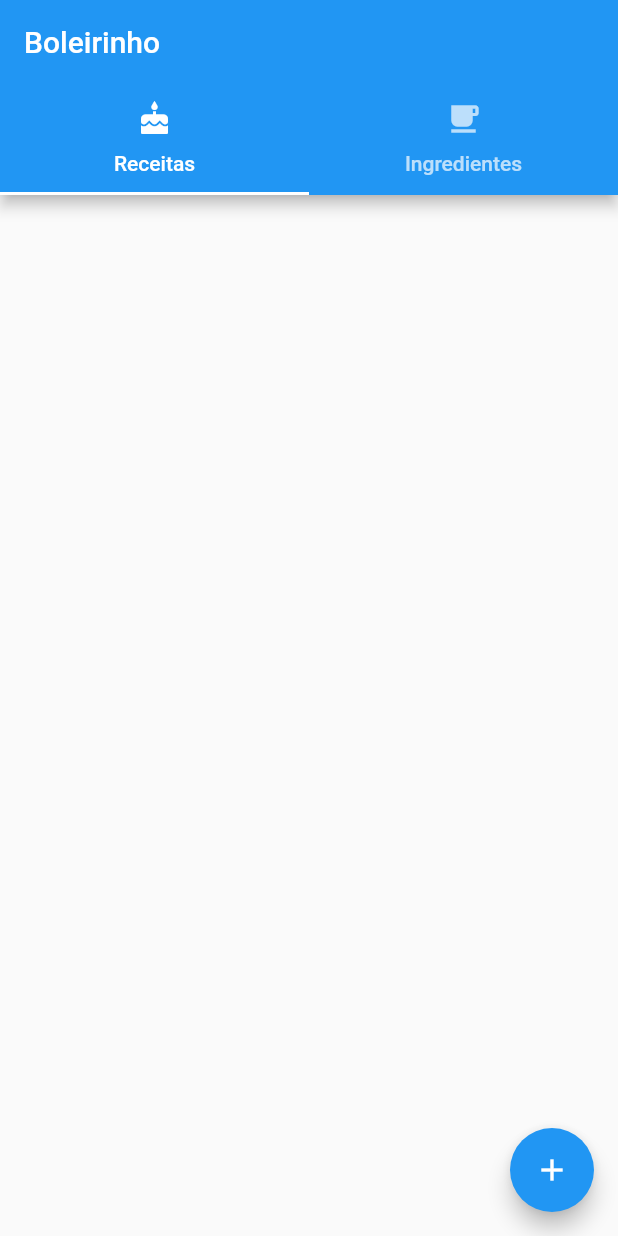
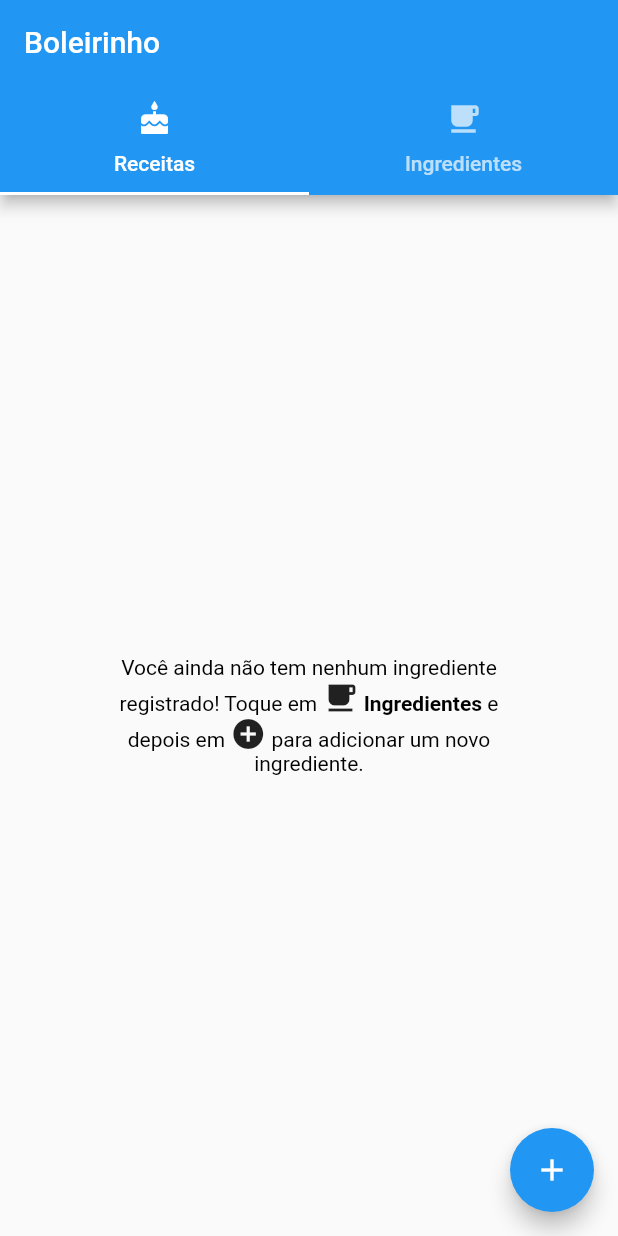
Before and after one commit to Cafezinhu/boleirinhoApp, a Flutter app: the screen it shows after launch, on a phone screen of 412 x 824 dp. Run offline on Flutter 3.47's test engine with Material 2 defaults, Android fonts, the phone set to English and light mode, and no system bars; our stand-ins replace sqflite; accounts and stored records are empty.

Commit message:
Textos na tela que indicam ao usuário para aidicionar a primeira receita ou o primeiro ingrediente

```diff
--- /dev/null
+++ b/lib/components/richtext/add_ingrediente_tela_receita.dart
@@ -0,0 +1,33 @@
+import 'package:flutter/material.dart';
+
+class TextoAdicionarIngredienteTelaReceita extends StatelessWidget {
+  @override
+  Widget build(BuildContext context) {
+    return Center(
+      child: FractionallySizedBox(
+        widthFactor: 0.7,
+        alignment: Alignment.center,
+        child: RichText(
+          textAlign: TextAlign.center,
+          text: TextSpan(style: TextStyle(color: Colors.black), children: [
+            TextSpan(
+                text:
+                    "Você ainda não tem nenhum ingrediente registrado! Toque em "),
+            WidgetSpan(
+              child: Icon(Icons.local_cafe),
+            ),
+            TextSpan(
+              text: " Ingredientes",
+              style: TextStyle(fontWeight: FontWeight.bold),
+            ),
+            TextSpan(text: " e depois em "),
+            WidgetSpan(
+              child: Icon(Icons.add_circle),
+            ),
+            TextSpan(text: " para adicionar um novo ingrediente."),
+          ]),
+        ),
+      ),
+    );
+  }
+}
--- a/lib/screens/home.dart
+++ b/lib/screens/home.dart
@@ -1,5 +1,8 @@
 import 'package:BoleirinhoApp/components/cards/ingrediente.dart';
 import 'package:BoleirinhoApp/components/cards/receita.dart';
+import 'package:BoleirinhoApp/components/richtext/add_ingrediente.dart';
+import 'package:BoleirinhoApp/components/richtext/add_ingrediente_tela_receita.dart';
+import 'package:BoleirinhoApp/components/richtext/add_receita.dart';
 import 'package:BoleirinhoApp/database/dao/ingrediente_dao.dart';
 import 'package:BoleirinhoApp/database/dao/receita_dao.dart';
 import 'package:BoleirinhoApp/models/enums/modo.dart';
@@ -24,11 +27,11 @@ class HomeState extends State<Home> with SingleTickerProviderStateMixin {
 
   @override
   void initState() {
-    super.initState();
     _tabController = TabController(length: 2, vsync: this);
     ingredienteDao
         .findAll()
         .then((ingredientes) => _ingredientes = ingredientes);
+    super.initState();
   }
 
   @override
@@ -62,6 +65,22 @@ class HomeState extends State<Home> with SingleTickerProviderStateMixin {
                 builder: (context, snapshot) {
                   if (snapshot.connectionState == ConnectionState.done) {
                     final List<Receita> receitas = snapshot.data;
+                    if (receitas.length == 0) {
+                      return FutureBuilder(
+                        future: ingredienteDao.findAll(),
+                        builder: (context, snapshot) {
+                          if (snapshot.connectionState ==
+                              ConnectionState.done) {
+                            List<Ingrediente> ingredientes = snapshot.data;
+                            if (ingredientes.length == 0) {
+                              return TextoAdicionarIngredienteTelaReceita();
+                            }
+                            return TextoAdicionarReceita();
+                          }
+                          return CircularProgressIndicator();
+                        },
+                      );
+                    }
                     return ListView.builder(
                         itemCount: receitas.length,
                         itemBuilder: (context, index) {
@@ -80,6 +99,9 @@ class HomeState extends State<Home> with SingleTickerProviderStateMixin {
               builder: (context, snapshot) {
                 if (snapshot.connectionState == ConnectionState.done) {
                   _ingredientes = snapshot.data;
+                  if (_ingredientes.length == 0) {
+                    return TextoAdicionarIngrediente();
+                  }
                   return ListView.builder(
                       itemCount: _ingredientes.length,
                       itemBuilder: (context, index) {
```
Also changed, not shown: lib/components/richtext/add_ingrediente.dart (added, +23 -0 lines), lib/components/richtext/add_receita.dart (added, +23 -0 lines).
